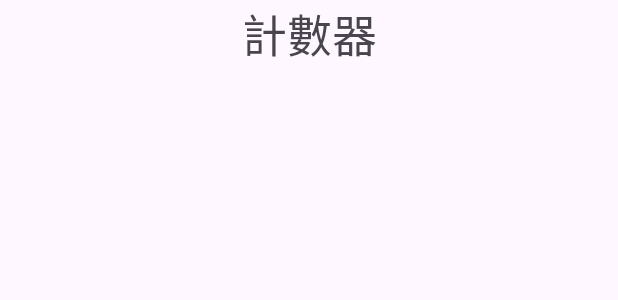
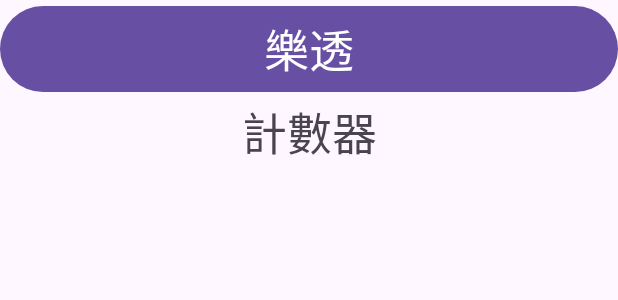
Before and after one commit to gigininder/s1114639, an Android app: the layout activity_main.xml on its own in the app's theme, with its tools: preview values and no code run, on a phone screen of 412 x 824 dp. Shown: the top 300 px of the screen. Run offline under Robolectric (Android 15) with nearby library versions, the phone set to English and light mode, and no system bars.

Commit message:
加入樂透功能

```diff
--- a/app/src/main/java/tw/edu/pu/csim/s1114639/MainActivity.kt
+++ b/app/src/main/java/tw/edu/pu/csim/s1114639/MainActivity.kt
@@ -2,6 +2,7 @@ package tw.edu.pu.csim.s1114639
 
 import androidx.appcompat.app.AppCompatActivity
 import android.os.Bundle
+import android.view.View
 import android.widget.TextView
 
 class MainActivity : AppCompatActivity() {
@@ -12,4 +13,8 @@ class MainActivity : AppCompatActivity() {
         var t: TextView = findViewById(R.id.txv)
         t.text = "0"
     }
+    fun happy(v: View){
+        var txv: TextView = findViewById(R.id.txv)
+        txv.text = (1..100).random().toString()
+    }
 }
--- a/app/src/main/res/layout/activity_main.xml
+++ b/app/src/main/res/layout/activity_main.xml
@@ -7,6 +7,14 @@
     tools:context=".MainActivity"
     android:orientation="vertical"
     >
+
+    <Button
+        android:id="@+id/btn"
+        android:layout_width="match_parent"
+        android:layout_height="wrap_content"
+        android:onClick="happy"
+        android:text="樂透"
+        android:textSize="30sp" />
 
 
     <TextView
--- /dev/null
+++ b/app/src/main/res/values/ids.xml
@@ -0,0 +1,4 @@
+<?xml version="1.0" encoding="utf-8"?>
+<resources>
+    <item name="txv" type="id" />
+</resources>
```
